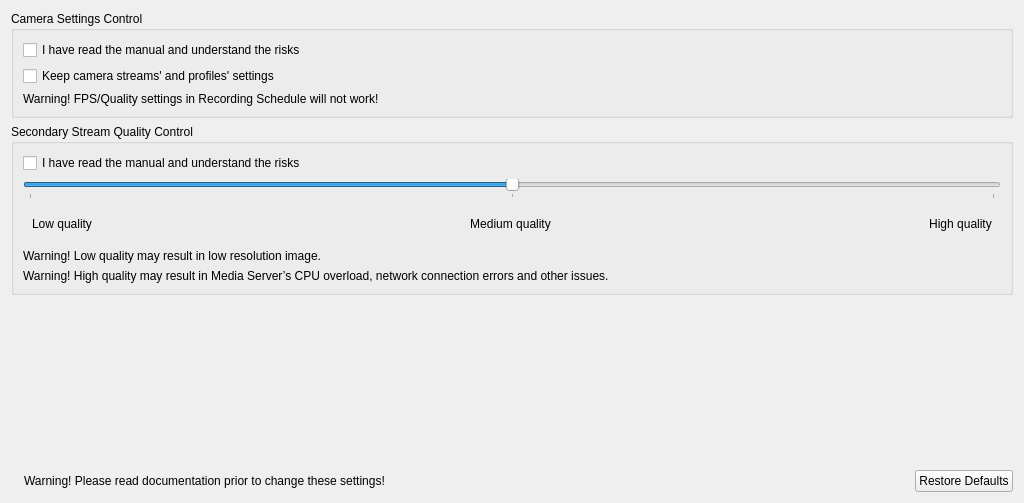
Old version of the form client/src/ui/widgets/properties/expert_settings_widget.ui in the repository networkoptix/nx_open.
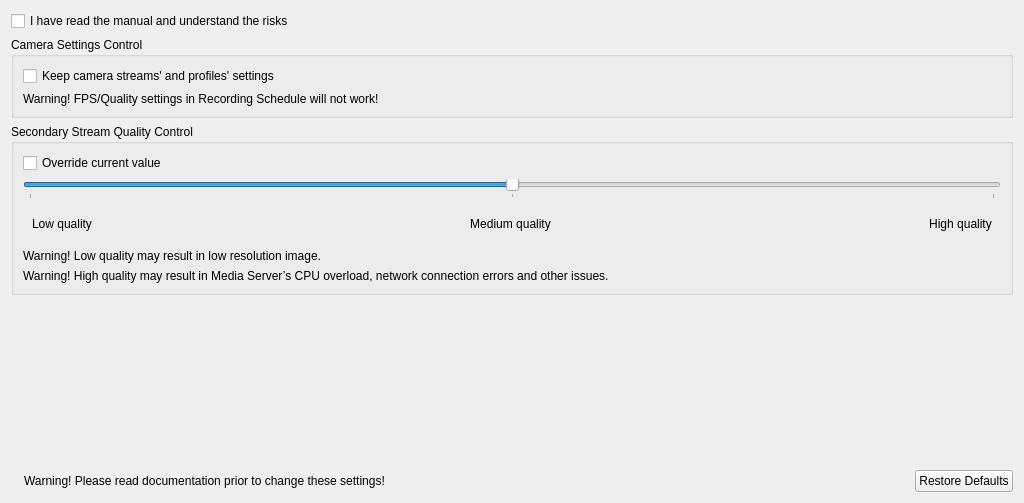
New version of the form. Icons and pictures are not drawn.

Commit message:
Bug #2283: Disable second stream control when "Camera settings control" is on.
<==== Mercurial data ====>
Branch: master

What changed in the file:
```diff
--- a/client/src/ui/widgets/properties/expert_settings_widget.ui
+++ b/client/src/ui/widgets/properties/expert_settings_widget.ui
@@ -15,18 +15,31 @@
   </property>
   <layout class="QVBoxLayout" name="verticalLayout_2">
    <item>
+    <widget class="QStackedWidget" name="stackedWidget">
+     <widget class="QWidget" name="pageSettings">
+      <layout class="QVBoxLayout" name="verticalLayout_5">
+       <property name="margin">
+        <number>0</number>
+       </property>
+       <item>
+        <widget class="QCheckBox" name="assureCheckBox">
+         <property name="text">
+          <string>I have read the manual and understand the risks</string>
+         </property>
+        </widget>
+       </item>
+       <item>
+        <widget class="QWidget" name="assureWidget" native="true">
+         <layout class="QVBoxLayout" name="verticalLayout">
+          <property name="margin">
+           <number>0</number>
+          </property>
+          <item>
     <widget class="QGroupBox" name="settingsGroupBox">
      <property name="title">
       <string>Camera Settings Control</string>
      </property>
      <layout class="QVBoxLayout" name="verticalLayout_4">
-      <item>
-       <widget class="QCheckBox" name="settingsAssureCheckBox">
-        <property name="text">
-         <string>I have read the manual and understand the risks</string>
-        </property>
-       </widget>
-      </item>
       <item>
        <widget class="QCheckBox" name="settingsDisableControlCheckBox">
         <property name="text">
@@ -53,7 +66,7 @@
       <item>
        <widget class="QCheckBox" name="qualityAssureCheckBox">
         <property name="text">
-         <string>I have read the manual and understand the risks</string>
+                <string>Override current value</string>
         </property>
        </widget>
       </item>
@@ -223,6 +236,27 @@
       </widget>
      </item>
     </layout>
+          </item>
+         </layout>
+        </widget>
+       </item>
+      </layout>
+     </widget>
+     <widget class="QWidget" name="pageNoSettings">
+      <layout class="QVBoxLayout" name="verticalLayout_6">
+       <item>
+        <widget class="QLabel" name="label">
+         <property name="text">
+          <string>Selected camera(s) have no expert settings</string>
+         </property>
+         <property name="alignment">
+          <set>Qt::AlignCenter</set>
+         </property>
+        </widget>
+       </item>
+      </layout>
+     </widget>
+    </widget>
    </item>
   </layout>
  </widget>
```
Left out of the diff: 2 changed lines with no effect on the pictures. Lines whose indentation alone changed are shown as unchanged. The commit also changes 2 other files.
